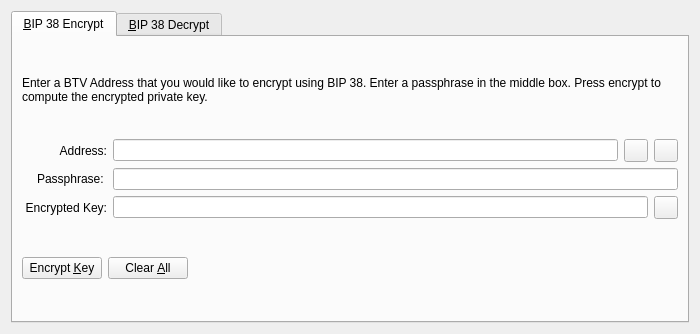
belechedev/BG-GoldMetalCoin, file src/qt/forms/bip38tooldialog.ui: the form before one commit.
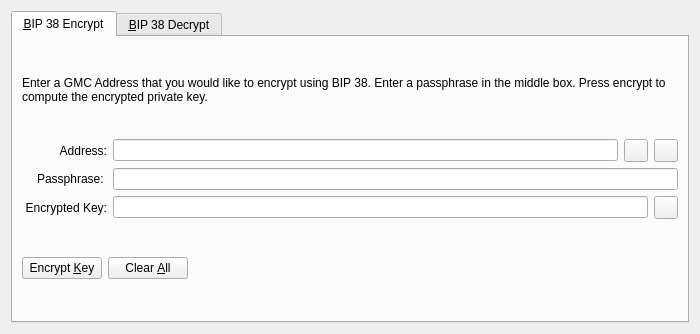
The form after the commit. The open tabs and pages were chosen to show the change. Icons and pictures are not drawn. Custom widgets are drawn as their Qt base class.

```diff
--- a/src/qt/forms/bip38tooldialog.ui
+++ b/src/qt/forms/bip38tooldialog.ui
@@ -30,7 +30,7 @@
        <item>
         <widget class="QLabel" name="infoLabel_ENC">
          <property name="text">
-          <string>Enter a BTV Address that you would like to encrypt using BIP 38. Enter a passphrase in the middle box. Press encrypt to compute the encrypted private key.</string>
+          <string>Enter a GMC Address that you would like to encrypt using BIP 38. Enter a passphrase in the middle box. Press encrypt to compute the encrypted private key.</string>
          </property>
          <property name="textFormat">
           <enum>Qt::PlainText</enum>
```
Left out of the diff: 22 changed lines with no effect on the pictures.
